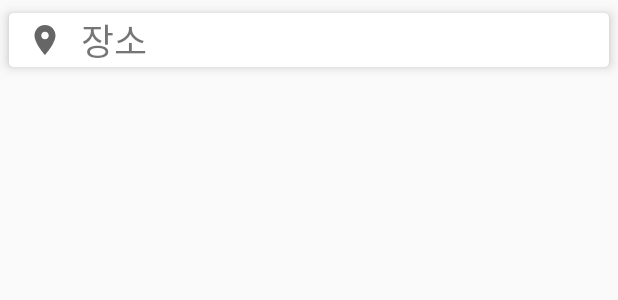
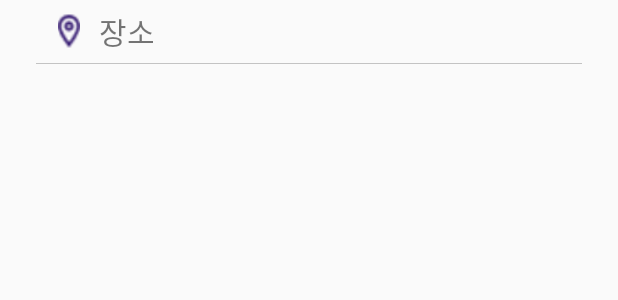
Before and after one commit to YONGJAEEE/Covid19_Detector, an Android app: the layout adressitem.xml on its own in the app's theme, with its tools: preview values and no code run, on a phone screen of 412 x 824 dp. Shown: the top 300 px of the screen. Run offline under Robolectric (Android 15) with nearby library versions, the phone set to English and light mode, and no system bars.

Commit message:
xml 수정

```diff
--- a/Android/Covid19Detector/app/src/main/res/layout/activity_main.xml
+++ b/Android/Covid19Detector/app/src/main/res/layout/activity_main.xml
@@ -28,6 +28,7 @@
                 android:layout_width="match_parent"
                 android:layout_height="35dp"
                 android:layout_margin="32dp"
+                android:elevation="10dp"
                 android:background="@color/white"
                 android:orientation="horizontal">
 
--- a/Android/Covid19Detector/app/src/main/res/layout/activity_search.xml
+++ b/Android/Covid19Detector/app/src/main/res/layout/activity_search.xml
@@ -1,7 +1,9 @@
 <?xml version="1.0" encoding="utf-8"?>
-<androidx.constraintlayout.widget.ConstraintLayout xmlns:android="http://schemas.android.com/apk/res/android"
+<androidx.constraintlayout.widget.ConstraintLayout
+    xmlns:android="http://schemas.android.com/apk/res/android"
     xmlns:app="http://schemas.android.com/apk/res-auto"
     xmlns:tools="http://schemas.android.com/tools"
+    android:background="@color/white"
     android:layout_width="match_parent"
     android:layout_height="match_parent"
     tools:context=".view.SearchActivity">
@@ -11,10 +13,12 @@
         android:layout_width="match_parent"
         android:layout_height="35dp"
         android:layout_margin="32dp"
+        android:layout_marginTop="8dp"
+        android:elevation="10dp"
+        android:background="@color/white"
         app:layout_constraintTop_toTopOf="parent"
         app:layout_constraintStart_toStartOf="parent"
         app:layout_constraintEnd_toEndOf="parent"
-        android:background="@color/white"
         android:orientation="horizontal">
 
         <EditText
@@ -23,28 +27,27 @@
             android:hint="장소를 입력해주세요."
             android:layout_width="wrap_content"
             android:layout_height="wrap_content"
-            android:layout_marginStart="16dp"
+            android:layout_marginStart="12dp"
             app:layout_constraintStart_toStartOf="parent"
             app:layout_constraintTop_toTopOf="parent"
             app:layout_constraintBottom_toBottomOf="parent"/>
 
         <ImageButton
             android:id="@+id/btn_search"
+            android:layout_width="32dp"
+            android:layout_height="32dp"
             android:layout_gravity="center_vertical"
-            app:layout_constraintEnd_toEndOf="parent"
-            app:layout_constraintTop_toTopOf="parent"
-            app:layout_constraintBottom_toBottomOf="parent"
             android:background="#fff"
             android:src="@drawable/ic_search"
-            android:layout_height="32dp"
-            android:layout_width="32dp" />
-
+            app:layout_constraintBottom_toBottomOf="parent"
+            app:layout_constraintEnd_toEndOf="parent"
+            app:layout_constraintTop_toTopOf="parent"/>
     </androidx.constraintlayout.widget.ConstraintLayout>
-
     <androidx.recyclerview.widget.RecyclerView
         android:id="@+id/rv_adress"
         android:layout_width="match_parent"
         android:layout_height="0dp"
+        android:layout_marginTop="16dp"
         app:layoutManager="androidx.recyclerview.widget.LinearLayoutManager"
         app:layout_constraintBottom_toBottomOf="parent"
         app:layout_constraintTop_toBottomOf="@+id/linearLayout" />
--- a/Android/Covid19Detector/app/src/main/res/layout/adressitem.xml
+++ b/Android/Covid19Detector/app/src/main/res/layout/adressitem.xml
@@ -1,47 +1,61 @@
 <?xml version="1.0" encoding="utf-8"?>
-<androidx.constraintlayout.widget.ConstraintLayout xmlns:android="http://schemas.android.com/apk/res/android"
+<androidx.constraintlayout.widget.ConstraintLayout
+    xmlns:android="http://schemas.android.com/apk/res/android"
     xmlns:app="http://schemas.android.com/apk/res-auto"
     android:layout_width="match_parent"
     android:layout_height="wrap_content">
 
-    <androidx.cardview.widget.CardView
-        android:layout_width="match_parent"
-        android:layout_height="wrap_content"
-        app:cardElevation="5dp"
-        app:cardCornerRadius="3dp"
-        app:cardUseCompatPadding="true"
-        app:layout_constraintEnd_toEndOf="parent"
-        app:layout_constraintStart_toStartOf="parent"
-        app:layout_constraintTop_toTopOf="parent">
+
 
         <androidx.constraintlayout.widget.ConstraintLayout
+            android:id="@+id/constraint"
             android:layout_width="match_parent"
-            android:layout_height="match_parent">
+            android:layout_height="wrap_content"
+            android:layout_marginTop="6dp"
+            android:layout_marginStart="26dp"
+            android:layout_marginEnd="26dp"
+            app:layout_constraintEnd_toEndOf="parent"
+            app:layout_constraintStart_toStartOf="parent"
+            app:layout_constraintTop_toTopOf="parent">
 
             <LinearLayout
+                android:id="@+id/linear"
                 android:layout_width="wrap_content"
                 android:layout_height="wrap_content"
-                android:layout_marginStart="12dp"
+                android:layout_marginStart="8dp"
                 android:orientation="horizontal"
-                app:layout_constraintStart_toStartOf="parent">
+                app:layout_constraintStart_toStartOf="parent"
+                app:layout_constraintTop_toTopOf="parent"
+                app:layout_constraintBottom_toBottomOf="parent">
 
                 <ImageView
                     android:layout_width="24dp"
                     android:layout_height="24dp"
                     android:layout_gravity="center"
-                    android:src="@drawable/ic_location" />
+                    android:src="@drawable/union" />
 
                 <TextView
                     android:id="@+id/tv_juso"
                     android:layout_width="wrap_content"
                     android:layout_height="wrap_content"
-                    android:layout_marginStart="12dp"
+                    android:layout_marginStart="8dp"
                     android:text="장소"
-                    android:textSize="24sp" />
+                    android:textSize="20sp" />
             </LinearLayout>
+
 
         </androidx.constraintlayout.widget.ConstraintLayout>
 
-    </androidx.cardview.widget.CardView>
+
+    <View
+        app:layout_constraintStart_toStartOf="parent"
+        app:layout_constraintEnd_toEndOf="parent"
+        app:layout_constraintTop_toBottomOf="@+id/constraint"
+        android:layout_marginTop="6dp"
+        android:layout_marginStart="24dp"
+        android:layout_marginEnd="24dp"
+        android:layout_width="match_parent"
+        android:layout_height="0.5dp"
+        android:background="#C3C3C3"/>
 
 </androidx.constraintlayout.widget.ConstraintLayout>
```
Also changed, not shown: Android/Covid19Detector/app/src/main/res/drawable-v24/union.png (added).
